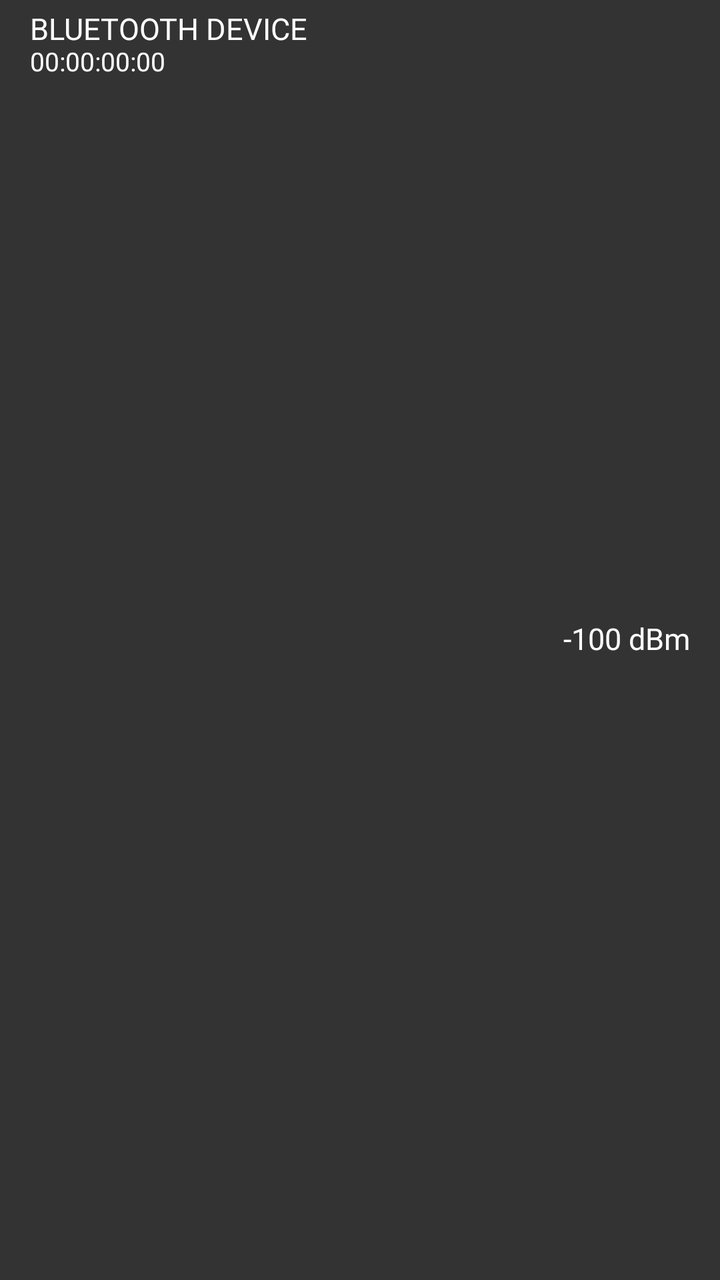
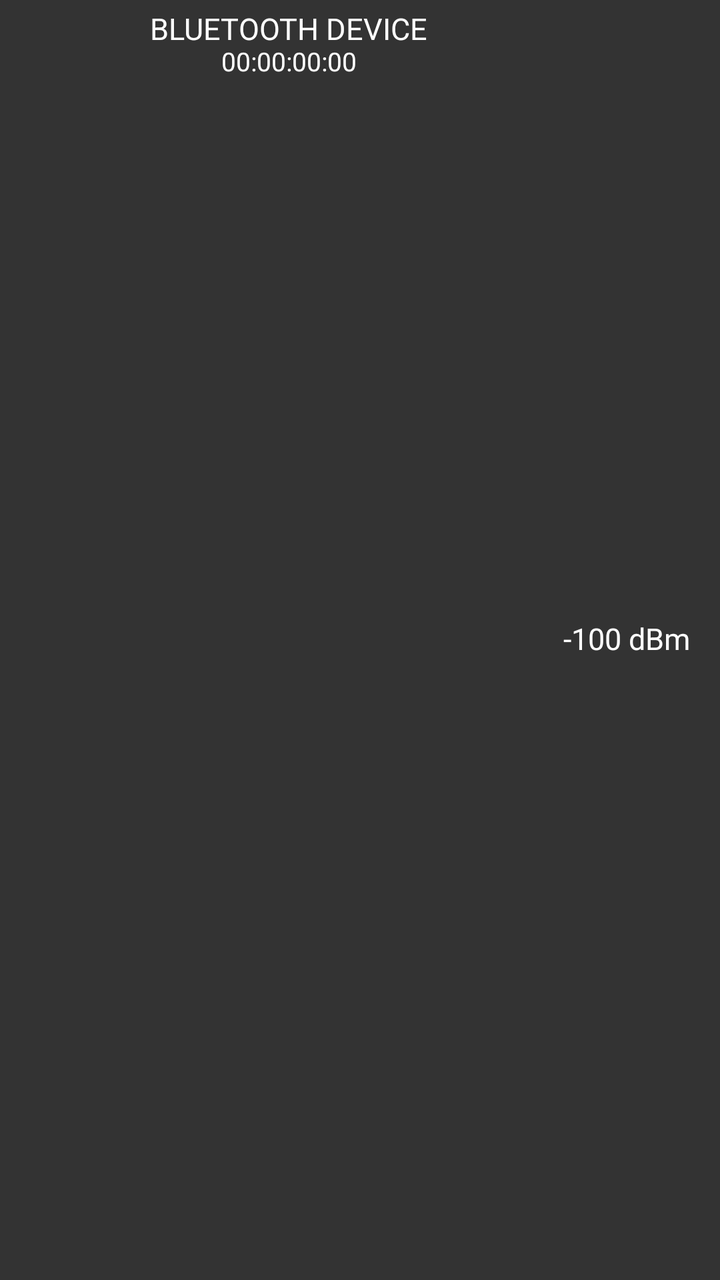

Screens rendered from an Android XML layout before and after an edit, with the pre-edit source and the edit as a unified diff.
<!-- AndroidManifest.xml: application theme Theme.GoSense -->
<!-- res/layout/scan_device_item_single.xml -->
<RelativeLayout
    xmlns:android="http://schemas.android.com/apk/res/android"
    xmlns:tools="http://schemas.android.com/tools"
    xmlns:app="http://schemas.android.com/apk/res-auto"
    android:id="@+id/deviceframe"
    android:orientation="horizontal"
    android:layout_marginTop="1dp"
    android:layout_marginBottom="1dp"
    android:background="@drawable/selection_ripple"
    android:layout_width="match_parent"
    android:layout_height="wrap_content"
    android:minHeight="50dp"
    android:paddingTop="4dp"
    android:paddingBottom="4dp">

    <TextView
        android:id="@+id/devicename"
        android:layout_marginStart="15dp"
        android:layout_marginTop="2dp"
        android:textAlignment="center"
        android:text="BLUETOOTH DEVICE"
        android:textColor="@color/white"
        android:textSize="15sp"
        android:includeFontPadding="false"
        android:layout_width="wrap_content"
        android:layout_height="wrap_content" />

    <TextView
        android:id="@+id/deviceaddress"
        android:layout_below="@+id/devicename"
        android:layout_alignStart="@+id/devicename"
        android:textAlignment="center"
        android:text="00:00:00:00"
        android:textColor="@color/white"
        android:textSize="13sp"
        android:includeFontPadding="false"
        android:layout_width="wrap_content"
        android:layout_height="wrap_content" />

    <TextView
        android:id="@+id/devicerssi"
        android:layout_marginEnd="15dp"
        android:layout_alignParentEnd="true"
        android:layout_centerVertical="true"
        android:textAlignment="center"
        android:text="-100 dBm"
        android:textColor="@color/white"
        android:textSize="15sp"
        android:includeFontPadding="false"
        android:layout_width="wrap_content"
        android:layout_height="wrap_content" />

</RelativeLayout>
<!-- resources referenced by this layout -->
<resources>
  <color name="white">#FFFFFFFF</color>
  <!-- drawable selection_ripple (drawable) -->
  <?xml version="1.0" encoding="utf-8"?>
  <ripple xmlns:android="http://schemas.android.com/apk/res/android"
      android:color="@color/grey_light">
  
      <item
          android:id="@android:id/mask"
          android:drawable="@color/grey_light" />
  
      <item>
          <shape android:shape="rectangle">
              <solid android:color="@color/grey_dark" />
          </shape>
      </item>
  
  </ripple>
  <style name="Theme.GoSense" parent="Theme.MaterialComponents.DayNight.NoActionBar">
          
          
          <item name="colorOnPrimary">@color/white</item>
          <item name="colorPrimary">@color/red</item>
          <item name="colorPrimaryVariant">@color/red_7</item>
  
          
          
          <item name="colorOnSecondary">@color/black</item>
          <item name="colorSecondary">@color/red</item>
          <item name="colorSecondaryVariant">@color/red_7</item>
  
          
          
          <item name="android:statusBarColor">@android:color/transparent</item>
  
          
      </style>
  <color name="grey_light">#999</color>
  <color name="grey_dark">#333</color>
  <color name="red">#FF0000</color>
  <color name="red_7">#7F0000</color>
  <color name="black">#FF000000</color>
</resources>

<!-- the commit's change to res/layout/scan_device_item_single.xml (unified diff, before → after) -->
@@ -17,24 +17,32 @@
         android:id="@+id/devicename"
         android:layout_marginStart="15dp"
         android:layout_marginTop="2dp"
+        android:layout_toLeftOf="@+id/devicerssi"
+        android:layout_marginEnd="8dp"
         android:textAlignment="center"
         android:text="BLUETOOTH DEVICE"
         android:textColor="@color/white"
         android:textSize="15sp"
         android:includeFontPadding="false"
-        android:layout_width="wrap_content"
+        android:ellipsize="end"
+        android:maxLines="1"
+        android:layout_width="match_parent"
         android:layout_height="wrap_content" />
 
     <TextView
         android:id="@+id/deviceaddress"
         android:layout_below="@+id/devicename"
         android:layout_alignStart="@+id/devicename"
+        android:layout_toLeftOf="@+id/devicerssi"
+        android:layout_marginEnd="8dp"
         android:textAlignment="center"
         android:text="00:00:00:00"
         android:textColor="@color/white"
         android:textSize="13sp"
         android:includeFontPadding="false"
-        android:layout_width="wrap_content"
+        android:ellipsize="end"
+        android:maxLines="1"
+        android:layout_width="match_parent"
         android:layout_height="wrap_content" />
 
     <TextView
@@ -50,4 +58,4 @@
         android:layout_width="wrap_content"
         android:layout_height="wrap_content" />
 
-</RelativeLayout>
+    </RelativeLayout>
